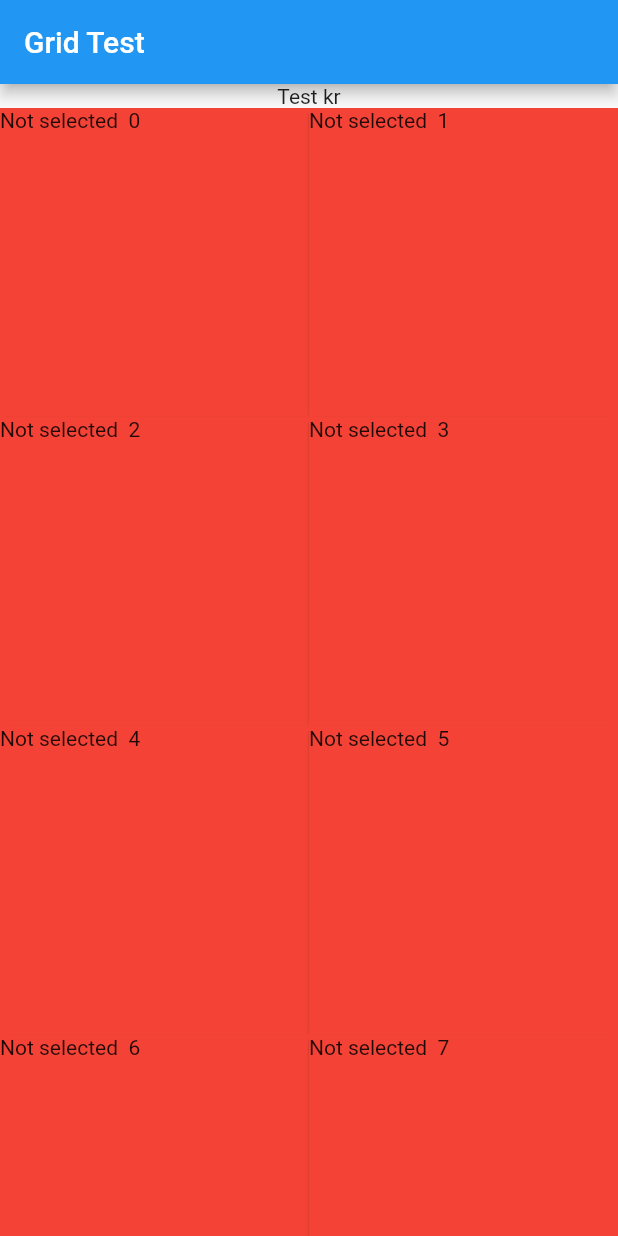
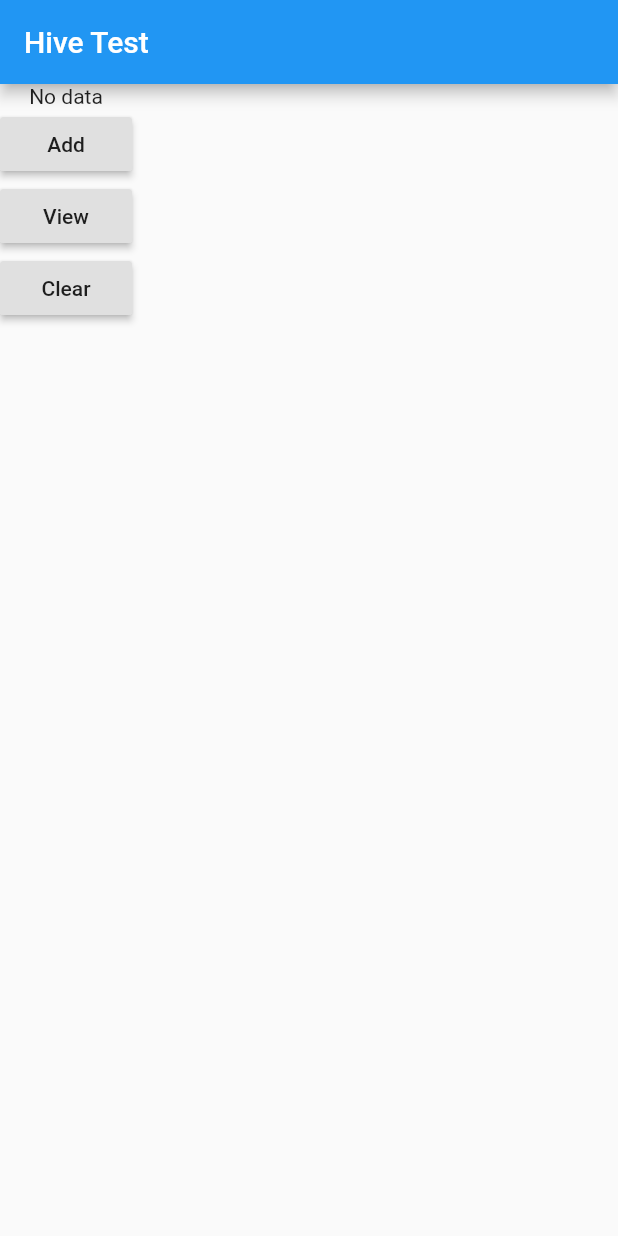
Before and after one commit to viveky259259/flutter_for_people, a Flutter app: the screen it shows after launch, on a phone screen of 412 x 824 dp. Run offline on Flutter 3.47's test engine with Material 2 defaults, Android fonts, the phone set to English and light mode, and no system bars; our stand-ins replace bloc, equatable, flutter_bloc, get_it, hive, hive_flutter; missing offline and left inert: arcore_flutter_plugin, arkit_plugin, flutter_cupertino_date_picker; accounts and stored records are empty; statements that could not run were skipped.

Commit message:
Hive Example

```diff
--- a/lib/grid/grid.ui.dart
+++ b/lib/grid/grid.ui.dart
@@ -47,9 +47,6 @@ class _GridUiState extends State<GridUi> {
   @override
   Widget build(BuildContext context) {
     return Scaffold(
-      appBar: AppBar(
-        title: Text("Grid Test"),
-      ),
       body: Column(
         children: <Widget>[
           Text("Test kr"),
--- /dev/null
+++ b/lib/hive/bloc/hive.bloc.dart
@@ -0,0 +1,40 @@
+import 'package:bloc/bloc.dart';
+import 'package:flutter_for_people/hive/event/hive.event.dart';
+import 'package:flutter_for_people/hive/repository/hive.repository.dart';
+import 'package:flutter_for_people/hive/state/hive.state.dart';
+import 'package:hive/hive.dart';
+
+import '../hive.model.dart';
+
+class HiveBloc extends Bloc<HiveEvent, HiveState> {
+  final HiveRepository hiveRepository;
+
+  HiveBloc(this.hiveRepository) : super() {
+    Hive.registerAdapter(HiveModelAdapter(), 0);
+  }
+
+  @override
+  HiveState get initialState => InitState();
+
+  @override
+  Stream<HiveState> mapEventToState(HiveEvent event) async* {
+    if (event is WriteEvent) {
+      yield WritingState();
+
+      await hiveRepository.addModel(event.hiveModel);
+      yield WriteCompleteState();
+    } else if (event is ReadEvent) {
+      yield ReadingState();
+      Map<dynamic, dynamic> a = hiveRepository.getModels();
+      List<HiveModel> list = List();
+      for (int i = 0; i < a.length; i++) {
+        list.add(HiveModel(a["dataValue"], a["dataKey"]));
+      }
+      yield ReadCompleteState(list);
+    } else if (event is DeleteEvent) {
+      yield DeletingState();
+      hiveRepository.deleteAll();
+      yield DeleteCompleteState();
+    }
+  }
+}
--- /dev/null
+++ b/lib/hive/event/hive.event.dart
@@ -0,0 +1,38 @@
+import 'package:equatable/equatable.dart';
+import 'package:flutter_for_people/hive/hive.model.dart';
+
+class HiveEvent extends Equatable {
+  HiveEvent([List props = const []]) : super(props);
+}
+
+class WriteEvent extends HiveEvent {
+  final HiveModel hiveModel;
+
+  WriteEvent(this.hiveModel);
+
+  @override
+  String toString() {
+    return "WriteEvent";
+  }
+}
+
+class ReadEvent extends HiveEvent {
+  @override
+  String toString() {
+    return "ReadEvent";
+  }
+}
+
+class DeleteEvent extends HiveEvent {
+  @override
+  String toString() {
+    return "DeleteEvent";
+  }
+}
+
+class UpdateEvent extends HiveEvent {
+  @override
+  String toString() {
+    return "UpdateEvent";
+  }
+}
--- /dev/null
+++ b/lib/hive/hive.example.ui.dart
@@ -0,0 +1,70 @@
+import 'package:flutter/material.dart';
+import 'package:flutter_bloc/flutter_bloc.dart';
+import 'package:flutter_for_people/hive/bloc/hive.bloc.dart';
+import 'package:flutter_for_people/hive/event/hive.event.dart';
+import 'package:flutter_for_people/hive/hive.model.dart';
+import 'package:flutter_for_people/hive/state/hive.state.dart';
+import 'package:hive/hive.dart';
+
+class HiveExampleUi extends StatefulWidget {
+  @override
+  _HiveExampleUiState createState() => _HiveExampleUiState();
+}
+
+class _HiveExampleUiState extends State<HiveExampleUi> {
+  Box _box;
+
+  @override
+  void initState() {
+    super.initState();
+  }
+
+  @override
+  Widget build(BuildContext context) {
+    final HiveBloc hiveBloc = BlocProvider.of<HiveBloc>(context);
+
+    return Scaffold(
+      appBar: AppBar(
+        title: Text("Hive Test"),
+      ),
+      body: BlocBuilder<HiveBloc, HiveState>(
+        builder: (context, HiveState state) {
+          Widget common = Column(
+            children: <Widget>[
+              RaisedButton(
+                onPressed: () {
+                  hiveBloc.dispatch(WriteEvent(HiveModel("a", "B")));
+                },
+                child: Text("Add"),
+              ),
+              RaisedButton(
+                onPressed: () {
+                  hiveBloc.dispatch(ReadEvent());
+                },
+                child: Text("View"),
+              ),
+              RaisedButton(
+                onPressed: () {
+                  hiveBloc.dispatch(DeleteEvent());
+                },
+                child: Text("Clear"),
+              )
+            ],
+          );
+
+          Widget data = Text("No data");
+          if (state is ReadCompleteState) {
+            data = Text(state.models.length.toString());
+          } else if (state is DeletingState) {
+            data = Text("Deleting");
+          } else if (state is DeleteCompleteState) {
+            data = Text("Deleted all");
+          }
+          return Column(
+            children: <Widget>[data, common],
+          );
+        },
+      ),
+    );
+  }
+}
--- /dev/null
+++ b/lib/hive/hive.model.dart
@@ -0,0 +1,13 @@
+import 'package:hive/hive.dart';
+
+part 'hive.model.g.dart';
+
+@HiveType()
+class HiveModel {
+  @HiveField(0)
+  final String dataValue;
+  @HiveField(1)
+  final String dataKey;
+
+  HiveModel(this.dataValue, this.dataKey);
+}
--- /dev/null
+++ b/lib/hive/repository/hive.repository.dart
@@ -0,0 +1,34 @@
+import 'package:flutter_for_people/hive/hive.model.dart';
+import 'package:hive/hive.dart';
+import 'package:path_provider/path_provider.dart';
+
+class HiveRepository {
+  HiveRepository() : super() {
+    _openBox();
+  }
+
+  Box box;
+
+  Future _openBox() async {
+    var dir = await getApplicationDocumentsDirectory();
+    Hive.init(dir.path);
+    box = await Hive.openBox('myBox');
+    return;
+  }
+
+  Future<int> addModel(HiveModel hiveModel) async {
+    int a = await box.add(hiveModel);
+    return a;
+  }
+
+  Map<dynamic, dynamic> getModels() {
+    Map<dynamic, dynamic> a = box.toMap();
+
+    return a;
+  }
+
+  deleteAll() {
+    box.clear();
+    return;
+  }
+}
--- /dev/null
+++ b/lib/hive/state/hive.state.dart
@@ -0,0 +1,72 @@
+import 'package:equatable/equatable.dart';
+import 'package:flutter_for_people/hive/hive.model.dart';
+
+class HiveState extends Equatable {
+  HiveState([List props = const []]) : super(props);
+}
+
+class InitState extends HiveState {
+  @override
+  String toString() {
+    return "InitState";
+  }
+}
+
+class WritingState extends HiveState {
+  @override
+  String toString() {
+    return "WritingState";
+  }
+}
+
+class WriteCompleteState extends HiveState {
+  @override
+  String toString() {
+    return "WriteCompleteState";
+  }
+}
+
+class ReadingState extends HiveState {
+  @override
+  String toString() {
+    return "ReadingState";
+  }
+}
+
+class ReadCompleteState extends HiveState {
+  List<HiveModel> models;
+
+  ReadCompleteState(this.models);
+  @override
+  String toString() {
+    return "ReadCompleteState";
+  }
+}
+
+class DeletingState extends HiveState {
+  @override
+  String toString() {
+    return "DeletingState";
+  }
+}
+
+class DeleteCompleteState extends HiveState {
+  @override
+  String toString() {
+    return "DeleteCompleteState";
+  }
+}
+
+class UpdatingState extends HiveState {
+  @override
+  String toString() {
+    return "UpadtingState";
+  }
+}
+
+class UpdateCompleteState extends HiveState {
+  @override
+  String toString() {
+    return "UpdateCompleteState";
+  }
+}
--- a/lib/main.dart
+++ b/lib/main.dart
@@ -1,6 +1,9 @@
 import 'package:flutter/material.dart';
+import 'package:flutter_bloc/flutter_bloc.dart';
+import 'package:flutter_for_people/hive/bloc/hive.bloc.dart';
+import 'package:flutter_for_people/hive/repository/hive.repository.dart';
 
-import 'grid/grid.ui.dart';
+import 'hive/hive.example.ui.dart';
 
 void main() => runApp(MyApp());
 
@@ -22,7 +25,9 @@ class MyApp extends StatelessWidget {
         // is not restarted.
         primarySwatch: Colors.blue,
       ),
-      home: GridUi(),
+      home: BlocProvider<HiveBloc>(
+          builder: (context) => HiveBloc(HiveRepository()),
+          child: HiveExampleUi()),
     );
   }
 }
```
Also changed, not shown: lib/hive/hive.main.example.dart (added, +117 -0 lines), pubspec.yaml (+10 -4 lines), lib/hive/hive.model.g.dart (added), pubspec.lock.
